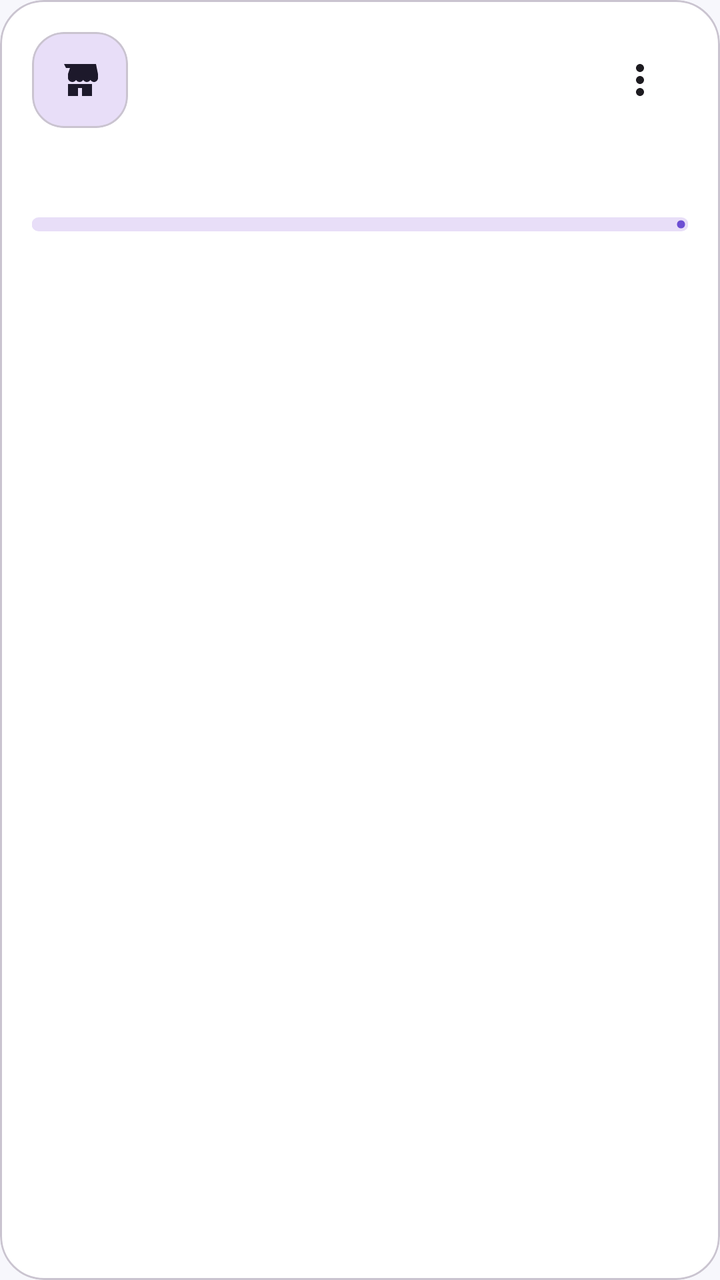
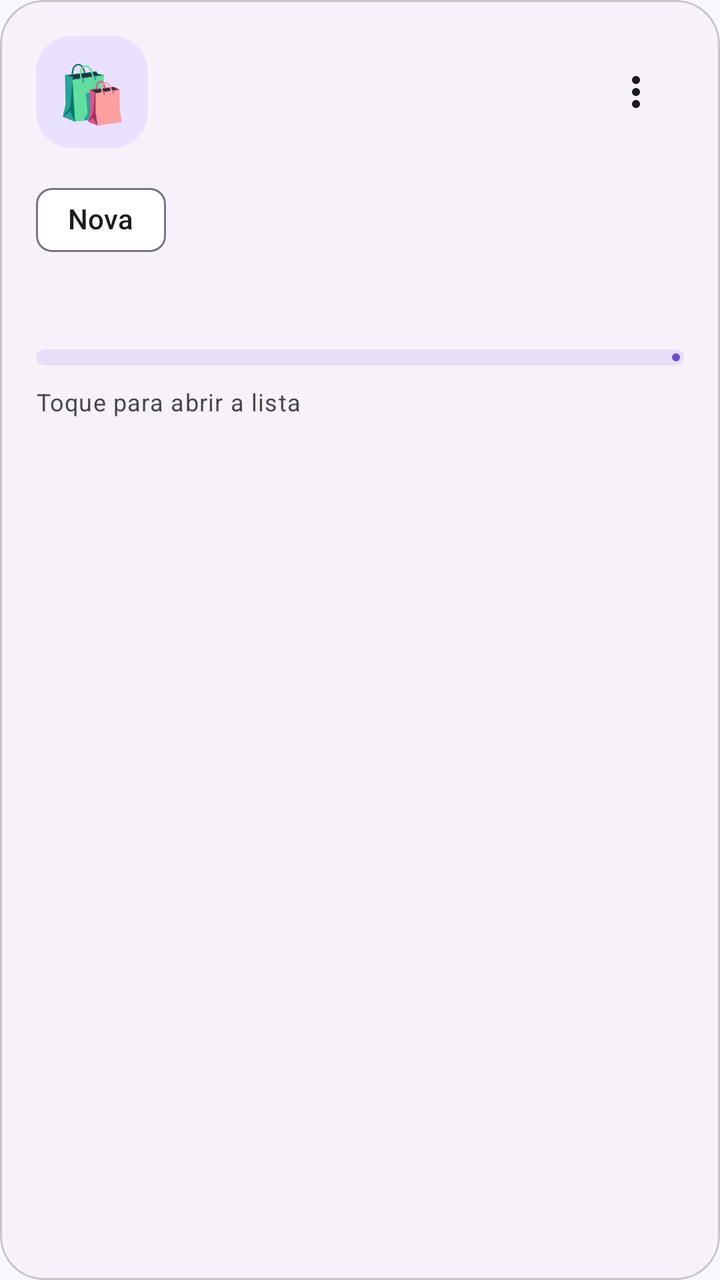

An Android layout rendered at two revisions. The XML below is the earlier revision; the diff shows what the commit changed to produce the second picture.
<!-- AndroidManifest.xml: application theme Theme.ListaCompras -->
<!-- res/layout/item_list.xml -->
<?xml version="1.0" encoding="utf-8"?>
<com.google.android.material.card.MaterialCardView xmlns:android="http://schemas.android.com/apk/res/android"
    xmlns:app="http://schemas.android.com/apk/res-auto"
    android:layout_width="match_parent"
    android:layout_height="wrap_content"
    android:layout_marginTop="10dp"
    android:clickable="true"
    android:focusable="true"
    android:foreground="?attr/selectableItemBackground"
    app:cardCornerRadius="22dp"
    app:cardElevation="0dp"
    app:strokeColor="?attr/colorOutlineVariant"
    app:strokeWidth="1dp">

    <LinearLayout
        android:layout_width="match_parent"
        android:layout_height="wrap_content"
        android:orientation="vertical"
        android:padding="@dimen/lm_spacing_regular">

        <LinearLayout
            android:layout_width="match_parent"
            android:layout_height="wrap_content"
            android:gravity="center_vertical"
            android:orientation="horizontal">

            <com.google.android.material.card.MaterialCardView
    style="@style/Widget.ListaCompras.Card"
                android:layout_width="48dp"
                android:layout_height="48dp"
                app:cardBackgroundColor="?attr/colorSecondaryContainer"
                app:cardCornerRadius="16dp"
                app:cardElevation="0dp">

                <ImageView
                    android:layout_width="match_parent"
                    android:layout_height="match_parent"
                    android:padding="12dp"
                    android:src="@drawable/ic_store"
                    app:tint="?attr/colorOnSecondaryContainer" />
            </com.google.android.material.card.MaterialCardView>

            <LinearLayout
                android:layout_width="0dp"
                android:layout_height="wrap_content"
                android:layout_marginStart="12dp"
                android:layout_weight="1"
                android:orientation="vertical">

                <TextView
                    android:id="@+id/textListName"
                    android:layout_width="match_parent"
                    android:layout_height="wrap_content"
                    android:ellipsize="end"
                    android:maxLines="1"
                    android:textAppearance="@style/TextAppearance.Material3.TitleMedium"
                    android:textStyle="bold" />

                <TextView
                    android:id="@+id/textListMeta"
                    android:layout_width="match_parent"
                    android:layout_height="wrap_content"
                    android:layout_marginTop="3dp"
                    android:textAppearance="@style/TextAppearance.Material3.BodySmall" />
            </LinearLayout>

            <ImageButton
                android:id="@+id/buttonListMore"
                android:layout_width="48dp"
                android:layout_height="48dp"
                android:background="?attr/selectableItemBackgroundBorderless"
                android:contentDescription="Mais opções"
                android:padding="10dp"
                android:src="@drawable/ic_more_vert"
                app:tint="?attr/colorOnSurface" />
        </LinearLayout>

        <LinearLayout
            android:layout_width="match_parent"
            android:layout_height="wrap_content"
            android:layout_marginTop="14dp"
            android:gravity="center_vertical"
            android:orientation="horizontal">

            <TextView
                android:id="@+id/textListProgress"
                android:layout_width="0dp"
                android:layout_height="wrap_content"
                android:layout_weight="1"
                android:textAppearance="@style/TextAppearance.Material3.LabelMedium" />

            <TextView
                android:id="@+id/textListTotal"
                android:layout_width="wrap_content"
                android:layout_height="wrap_content"
                android:textAppearance="@style/TextAppearance.Material3.TitleMedium"
                android:textStyle="bold" />
        </LinearLayout>

        <com.google.android.material.progressindicator.LinearProgressIndicator
            android:id="@+id/progressList"
            android:layout_width="match_parent"
            android:layout_height="wrap_content"
            android:layout_marginTop="9dp"
            android:max="100"
            android:progress="0"
            app:trackCornerRadius="4dp"
            app:trackThickness="7dp" />
    </LinearLayout>
</com.google.android.material.card.MaterialCardView>
<!-- resources referenced by this layout -->
<resources>
  <dimen name="lm_spacing_regular">16dp</dimen>
  <!-- drawable ic_more_vert (drawable) -->
  <vector xmlns:android="http://schemas.android.com/apk/res/android"
      android:width="24dp"
      android:height="24dp"
      android:viewportWidth="24"
      android:viewportHeight="24">
      <path android:fillColor="#FF000000" android:pathData="M12,8c1.1,0 2,-0.9 2,-2s-0.9,-2 -2,-2 -2,0.9 -2,2 0.9,2 2,2zM12,10c-1.1,0 -2,0.9 -2,2s0.9,2 2,2 2,-0.9 2,-2 -0.9,-2 -2,-2zM12,16c-1.1,0 -2,0.9 -2,2s0.9,2 2,2 2,-0.9 2,-2 -0.9,-2 -2,-2z"/>
  </vector>
  <!-- drawable ic_store (drawable) -->
  <vector xmlns:android="http://schemas.android.com/apk/res/android"
      android:width="24dp"
      android:height="24dp"
      android:viewportWidth="24"
      android:viewportHeight="24">
      <path
          android:fillColor="#FF000000"
          android:pathData="M4,4h16l1,5v2c0,1.1 -0.9,2 -2,2 -0.76,0 -1.42,-0.43 -1.76,-1.06C16.84,12.57 16.17,13 15.4,13c-0.78,0 -1.47,-0.45 -1.8,-1.1C13.26,12.55 12.58,13 11.8,13c-0.77,0 -1.44,-0.43 -1.78,-1.06C9.68,12.57 9.02,13 8.25,13 7.01,13 6,12.1 6,11V9L7,6H5L4,4zM6,14h12v6h-5v-4h-2v4H6v-6z" />
  </vector>
  <style name="Widget.ListaCompras.Card" parent="Widget.Material3.CardView.Outlined">
          <item name="cardCornerRadius">@dimen/lc_radius_card</item>
          <item name="cardElevation">0dp</item>
          <item name="strokeColor">?attr/colorOutlineVariant</item>
          <item name="strokeWidth">1dp</item>
          <item name="cardBackgroundColor">?attr/colorSurfaceContainerLow</item>
      </style>
  <dimen name="lc_radius_card">20dp</dimen>
  <color name="primary">#6D4FD3</color>
  <color name="on_primary">#FFFFFF</color>
  <color name="primary_container">#E9E1FF</color>
  <color name="on_primary_container">#24124F</color>
  <color name="secondary">#625B71</color>
  <color name="on_secondary">#FFFFFF</color>
  <color name="secondary_container">#E8DEF8</color>
  <color name="on_secondary_container">#1D192B</color>
  <color name="dark_background">#F7F7FC</color>
  <color name="dark_surface">#FFFFFF</color>
  <color name="dark_surface_variant">#F0EDF5</color>
  <color name="dark_surface_lowest">#FFFFFF</color>
  <color name="dark_surface_low">#F7F2FA</color>
  <color name="dark_surface_container">#F4F0FA</color>
  <color name="dark_surface_high">#ECE6F0</color>
  <color name="dark_surface_highest">#E6E0E9</color>
  <color name="dark_on_surface">#1D1B20</color>
  <color name="dark_on_surface_variant">#49454F</color>
  <color name="dark_outline">#79747E</color>
  <color name="dark_outline_variant">#CAC4D0</color>
  <!-- unchanged entries left out for length: 1 -->
</resources>

<!-- the commit's change to res/layout/item_list.xml (unified diff, before → after) -->
@@ -10,13 +10,14 @@
     app:cardCornerRadius="22dp"
     app:cardElevation="0dp"
     app:strokeColor="?attr/colorOutlineVariant"
-    app:strokeWidth="1dp">
+    app:strokeWidth="1dp"
+    app:cardBackgroundColor="?attr/colorSurfaceContainerLow">
 
     <LinearLayout
         android:layout_width="match_parent"
         android:layout_height="wrap_content"
         android:orientation="vertical"
-        android:padding="@dimen/lm_spacing_regular">
+        android:padding="18dp">
 
         <LinearLayout
             android:layout_width="match_parent"
@@ -25,19 +26,19 @@
             android:orientation="horizontal">
 
             <com.google.android.material.card.MaterialCardView
-    style="@style/Widget.ListaCompras.Card"
-                android:layout_width="48dp"
-                android:layout_height="48dp"
-                app:cardBackgroundColor="?attr/colorSecondaryContainer"
-                app:cardCornerRadius="16dp"
-                app:cardElevation="0dp">
+                style="@style/Widget.ListaCompras.Card.Subtle"
+                android:layout_width="56dp"
+                android:layout_height="56dp"
+                app:cardBackgroundColor="?attr/colorPrimaryContainer"
+                app:cardCornerRadius="18dp">
 
-                <ImageView
+                <TextView
+                    android:id="@+id/textListEmoji"
                     android:layout_width="match_parent"
                     android:layout_height="match_parent"
-                    android:padding="12dp"
-                    android:src="@drawable/ic_store"
-                    app:tint="?attr/colorOnSecondaryContainer" />
+                    android:gravity="center"
+                    android:text="🛍️"
+                    android:textSize="28sp" />
             </com.google.android.material.card.MaterialCardView>
 
             <LinearLayout
@@ -61,7 +62,8 @@
                     android:layout_width="match_parent"
                     android:layout_height="wrap_content"
                     android:layout_marginTop="3dp"
-                    android:textAppearance="@style/TextAppearance.Material3.BodySmall" />
+                    android:textAppearance="@style/TextAppearance.Material3.BodySmall"
+                    android:textColor="?attr/colorOnSurfaceVariant" />
             </LinearLayout>
 
             <ImageButton
@@ -75,10 +77,35 @@
                 app:tint="?attr/colorOnSurface" />
         </LinearLayout>
 
+        <com.google.android.material.chip.ChipGroup
+            android:layout_width="match_parent"
+            android:layout_height="wrap_content"
+            android:layout_marginTop="12dp"
+            app:chipSpacingHorizontal="8dp"
+            app:chipSpacingVertical="6dp">
+
+            <com.google.android.material.chip.Chip
+                android:id="@+id/chipListState"
+                style="@style/Widget.Material3.Chip.Assist"
+                android:layout_width="wrap_content"
+                android:layout_height="wrap_content"
+                android:checkable="false"
+                android:text="Nova" />
+
+            <com.google.android.material.chip.Chip
+                android:id="@+id/chipListMarket"
+                style="@style/Widget.Material3.Chip.Assist"
+                android:layout_width="wrap_content"
+                android:layout_height="wrap_content"
+                android:checkable="false"
+                android:text="Mercado"
+                android:visibility="gone" />
+        </com.google.android.material.chip.ChipGroup>
+
         <LinearLayout
             android:layout_width="match_parent"
             android:layout_height="wrap_content"
-            android:layout_marginTop="14dp"
+            android:layout_marginTop="10dp"
             android:gravity="center_vertical"
             android:orientation="horizontal">
 
@@ -87,7 +114,8 @@
                 android:layout_width="0dp"
                 android:layout_height="wrap_content"
                 android:layout_weight="1"
-                android:textAppearance="@style/TextAppearance.Material3.LabelMedium" />
+                android:textAppearance="@style/TextAppearance.Material3.LabelMedium"
+                android:textColor="?attr/colorOnSurfaceVariant" />
 
             <TextView
                 android:id="@+id/textListTotal"
@@ -105,6 +133,15 @@
             android:max="100"
             android:progress="0"
             app:trackCornerRadius="4dp"
-            app:trackThickness="7dp" />
+            app:trackThickness="8dp" />
+
+        <TextView
+            android:id="@+id/textListHint"
+            android:layout_width="match_parent"
+            android:layout_height="wrap_content"
+            android:layout_marginTop="10dp"
+            android:text="Toque para abrir a lista"
+            android:textAppearance="@style/TextAppearance.Material3.BodySmall"
+            android:textColor="?attr/colorOnSurfaceVariant" />
     </LinearLayout>
 </com.google.android.material.card.MaterialCardView>
<!-- resource entries referenced after the edit -->
@@ -1,6 +1,5 @@
 <!-- resources referenced by this layout -->
 <resources>
-  <dimen name="lm_spacing_regular">16dp</dimen>
   <!-- drawable ic_more_vert (drawable) -->
   <vector xmlns:android="http://schemas.android.com/apk/res/android"
       android:width="24dp"
@@ -9,16 +8,10 @@
       android:viewportHeight="24">
       <path android:fillColor="#FF000000" android:pathData="M12,8c1.1,0 2,-0.9 2,-2s-0.9,-2 -2,-2 -2,0.9 -2,2 0.9,2 2,2zM12,10c-1.1,0 -2,0.9 -2,2s0.9,2 2,2 2,-0.9 2,-2 -0.9,-2 -2,-2zM12,16c-1.1,0 -2,0.9 -2,2s0.9,2 2,2 2,-0.9 2,-2 -0.9,-2 -2,-2z"/>
   </vector>
-  <!-- drawable ic_store (drawable) -->
-  <vector xmlns:android="http://schemas.android.com/apk/res/android"
-      android:width="24dp"
-      android:height="24dp"
-      android:viewportWidth="24"
-      android:viewportHeight="24">
-      <path
-          android:fillColor="#FF000000"
-          android:pathData="M4,4h16l1,5v2c0,1.1 -0.9,2 -2,2 -0.76,0 -1.42,-0.43 -1.76,-1.06C16.84,12.57 16.17,13 15.4,13c-0.78,0 -1.47,-0.45 -1.8,-1.1C13.26,12.55 12.58,13 11.8,13c-0.77,0 -1.44,-0.43 -1.78,-1.06C9.68,12.57 9.02,13 8.25,13 7.01,13 6,12.1 6,11V9L7,6H5L4,4zM6,14h12v6h-5v-4h-2v4H6v-6z" />
-  </vector>
+  <style name="Widget.ListaCompras.Card.Subtle" parent="Widget.ListaCompras.Card">
+          <item name="cardBackgroundColor">?attr/colorSurfaceContainer</item>
+          <item name="strokeWidth">0dp</item>
+      </style>
   <style name="Widget.ListaCompras.Card" parent="Widget.Material3.CardView.Outlined">
           <item name="cardCornerRadius">@dimen/lc_radius_card</item>
           <item name="cardElevation">0dp</item>
